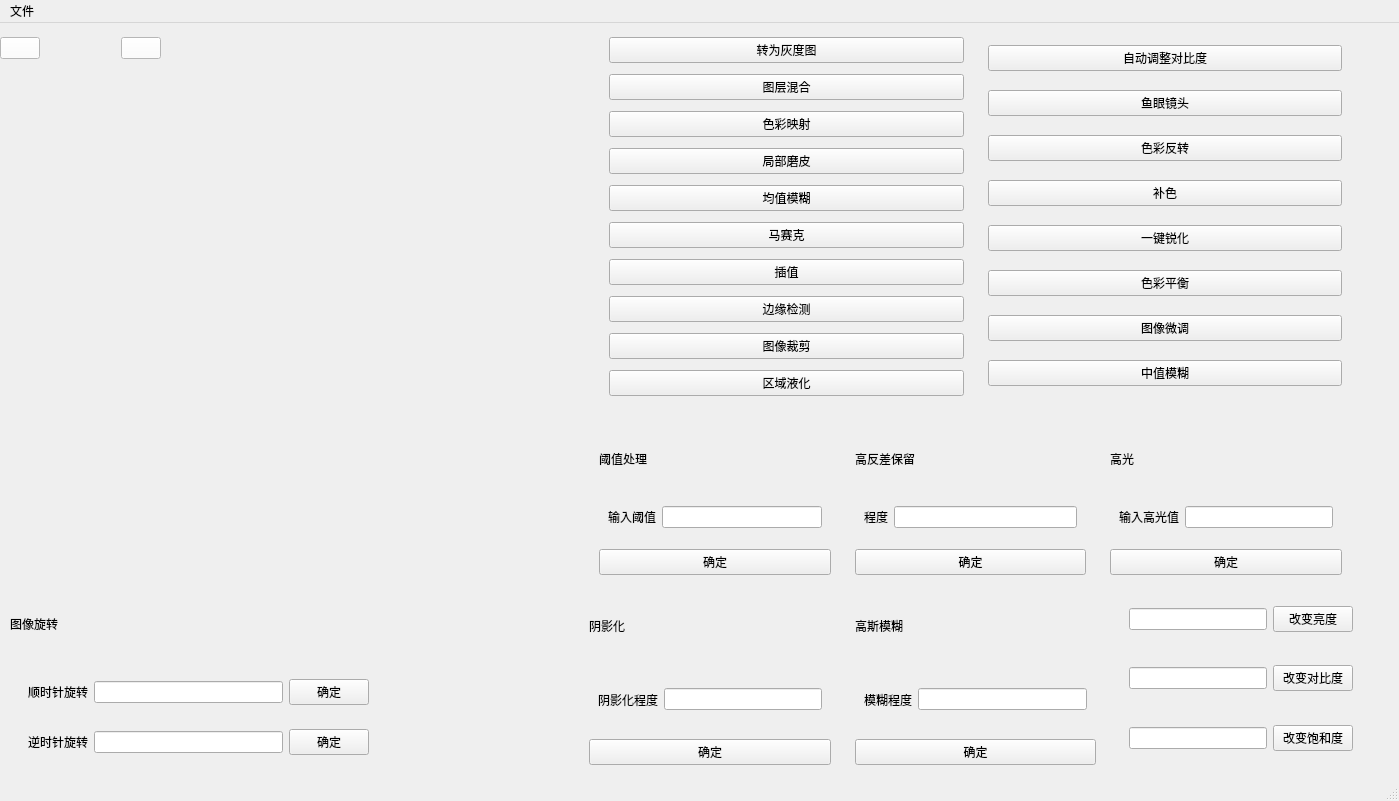
This is ImageWithUI/mainwindow.ui in Obj4ct/ImageWithUI as Qt 5 draws it before an edit. The edited form follows.
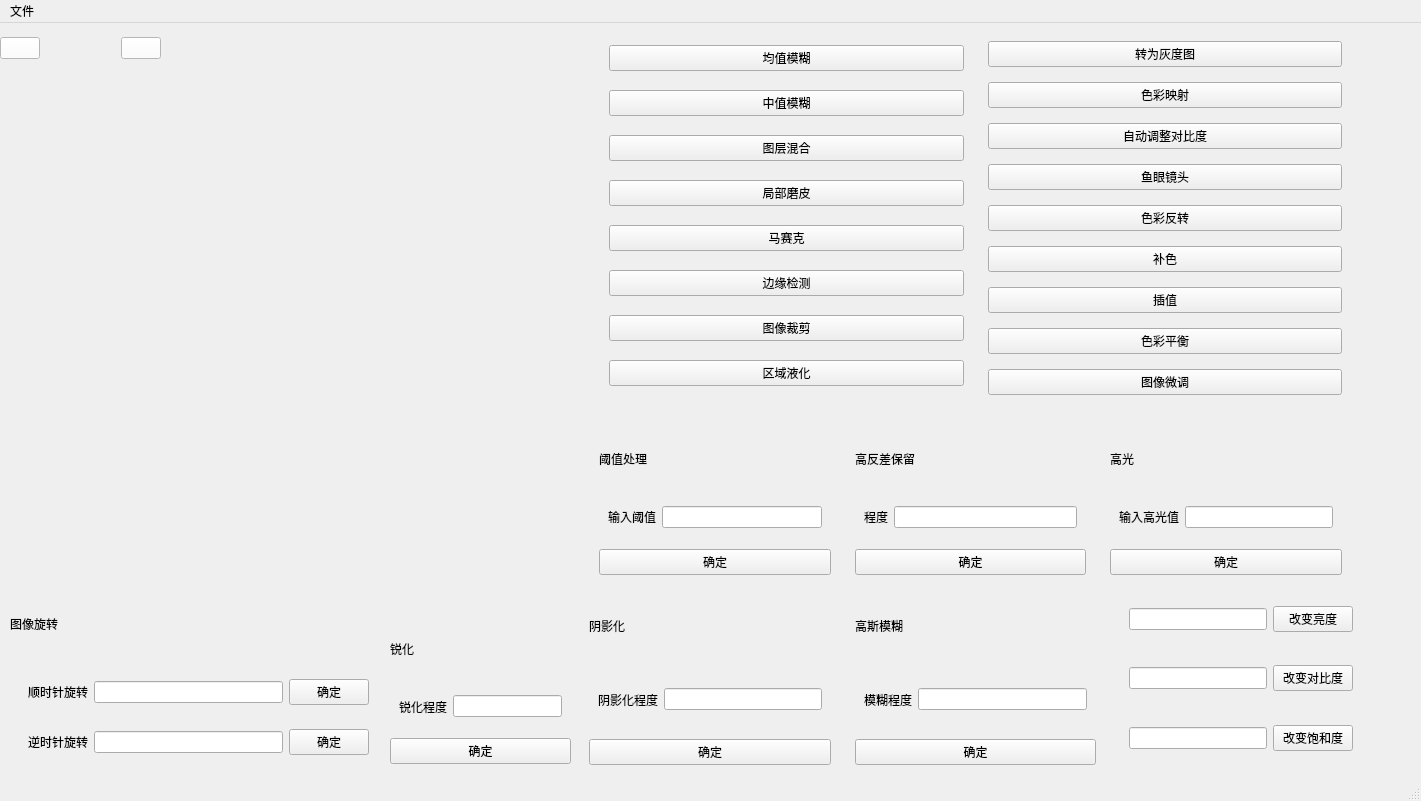
This is the edited form. Icons and pictures are not drawn.

```diff
--- a/ImageWithUI/mainwindow.ui
+++ b/ImageWithUI/mainwindow.ui
@@ -6,7 +6,7 @@
    <rect>
     <x>0</x>
     <y>0</y>
-    <width>1399</width>
+    <width>1421</width>
     <height>801</height>
    </rect>
   </property>
@@ -62,9 +62,16 @@
        <widget class="QWidget" name="widget_11" native="true">
         <layout class="QVBoxLayout" name="verticalLayout_4">
          <item>
-          <widget class="QPushButton" name="btn_gray">
+          <widget class="QPushButton" name="btn_averBlur">
            <property name="text">
-            <string>转为灰度图</string>
+            <string>均值模糊</string>
+           </property>
+          </widget>
+         </item>
+         <item>
+          <widget class="QPushButton" name="btn_medianBlur">
+           <property name="text">
+            <string>中值模糊</string>
            </property>
           </widget>
          </item>
@@ -75,13 +82,6 @@
            </property>
           </widget>
          </item>
-         <item>
-          <widget class="QPushButton" name="btn_colorMap">
-           <property name="text">
-            <string>色彩映射</string>
-           </property>
-          </widget>
-         </item>
          <item>
           <widget class="QPushButton" name="btn_mask">
            <property name="text">
@@ -89,13 +89,6 @@
            </property>
           </widget>
          </item>
-         <item>
-          <widget class="QPushButton" name="btn_averBlur">
-           <property name="text">
-            <string>均值模糊</string>
-           </property>
-          </widget>
-         </item>
          <item>
           <widget class="QPushButton" name="btn_mosaic">
            <property name="text">
@@ -103,13 +96,6 @@
            </property>
           </widget>
          </item>
-         <item>
-          <widget class="QPushButton" name="btn_inter">
-           <property name="text">
-            <string>插值</string>
-           </property>
-          </widget>
-         </item>
          <item>
           <widget class="QPushButton" name="btn_tensor">
            <property name="text">
@@ -137,6 +123,20 @@
       <item>
        <widget class="QWidget" name="widget_12" native="true">
         <layout class="QVBoxLayout" name="verticalLayout_5">
+         <item>
+          <widget class="QPushButton" name="btn_gray">
+           <property name="text">
+            <string>转为灰度图</string>
+           </property>
+          </widget>
+         </item>
+         <item>
+          <widget class="QPushButton" name="btn_colorMap">
+           <property name="text">
+            <string>色彩映射</string>
+           </property>
+          </widget>
+         </item>
          <item>
           <widget class="QPushButton" name="btn_autoContrast">
            <property name="text">
@@ -166,9 +166,9 @@
           </widget>
          </item>
          <item>
-          <widget class="QPushButton" name="btn_sharpen">
+          <widget class="QPushButton" name="btn_inter">
            <property name="text">
-            <string>一键锐化</string>
+            <string>插值</string>
            </property>
           </widget>
          </item>
@@ -186,13 +186,6 @@
            </property>
           </widget>
          </item>
-         <item>
-          <widget class="QPushButton" name="btn_medianBlur">
-           <property name="text">
-            <string>中值模糊</string>
-           </property>
-          </widget>
-         </item>
         </layout>
        </widget>
       </item>
@@ -541,6 +534,48 @@
       </item>
      </layout>
     </widget>
+    <widget class="QWidget" name="widget_26" native="true">
+     <property name="geometry">
+      <rect>
+       <x>380</x>
+       <y>30</y>
+       <width>181</width>
+       <height>141</height>
+      </rect>
+     </property>
+     <layout class="QVBoxLayout" name="verticalLayout_14">
+      <item>
+       <widget class="QLabel" name="label_35">
+        <property name="text">
+         <string>锐化</string>
+        </property>
+       </widget>
+      </item>
+      <item>
+       <widget class="QWidget" name="widget_27" native="true">
+        <layout class="QHBoxLayout" name="horizontalLayout_15">
+         <item>
+          <widget class="QLabel" name="label_36">
+           <property name="text">
+            <string>锐化程度</string>
+           </property>
+          </widget>
+         </item>
+         <item>
+          <widget class="QLineEdit" name="lineEdit_sharpen"/>
+         </item>
+        </layout>
+       </widget>
+      </item>
+      <item>
+       <widget class="QPushButton" name="btn_sharpen">
+        <property name="text">
+         <string>确定</string>
+        </property>
+       </widget>
+      </item>
+     </layout>
+    </widget>
    </widget>
    <widget class="QWidget" name="widget_operation" native="true">
     <property name="geometry">
@@ -598,7 +633,7 @@
     <rect>
      <x>0</x>
      <y>0</y>
-     <width>1399</width>
+     <width>1421</width>
      <height>25</height>
     </rect>
    </property>
```
